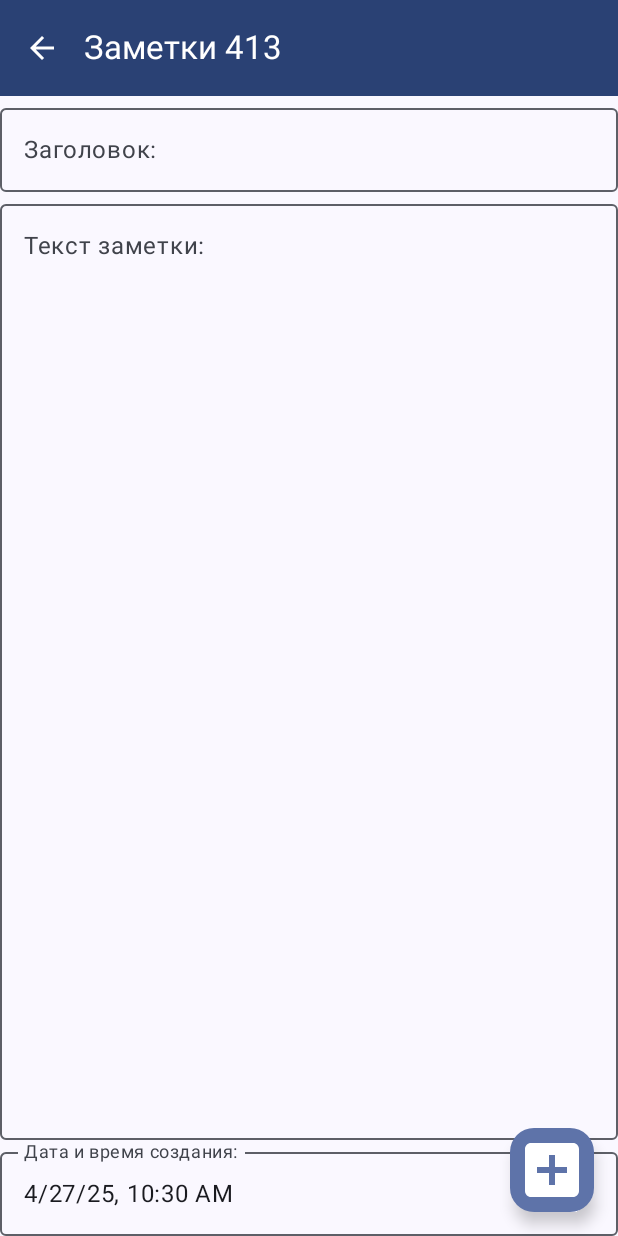
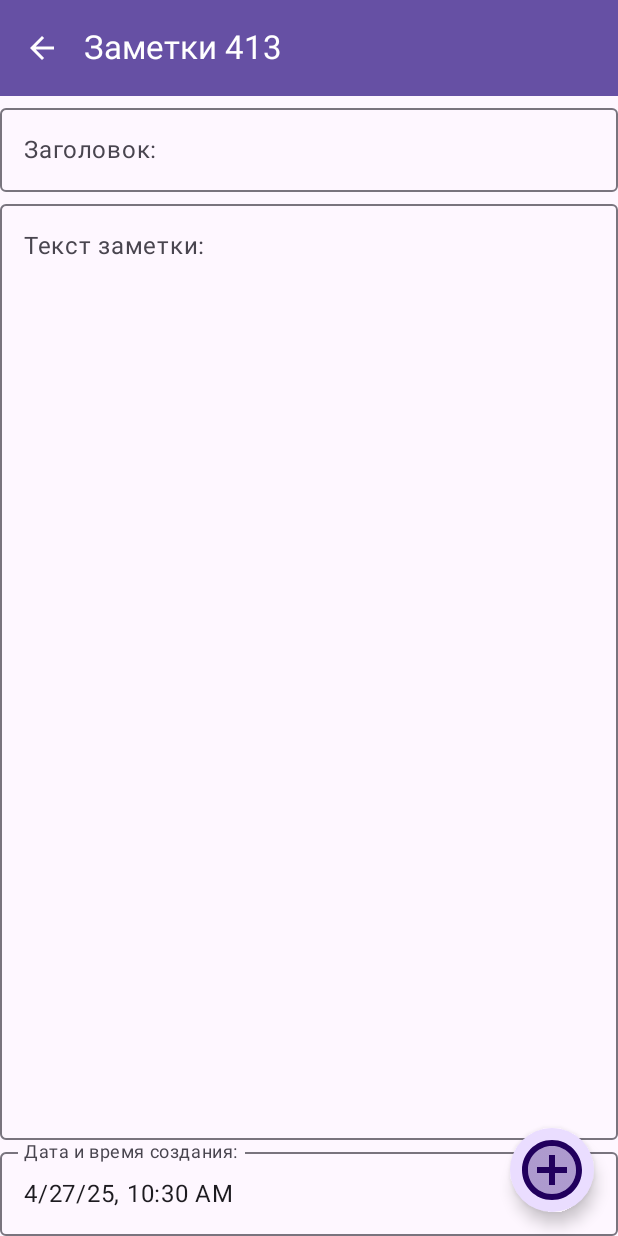
Before and after one commit to Smak80/Notes2025, an Android app built with Jetpack Compose: the screen it shows after launch (MainActivity), after a tap on "Добавить заметку", on a phone screen of 412 x 824 dp. Run offline under Robolectric (Android 15) with nearby library versions, the phone set to English and light mode, and no system bars.

Commit message:
Выделение отдельных функций для основных элементов активности

```diff
--- a/app/build.gradle.kts
+++ b/app/build.gradle.kts
@@ -7,12 +7,12 @@ plugins {
 
 android {
     namespace = "ru.smak.notes2025"
-    compileSdk = 35
+    compileSdk = 36
 
     defaultConfig {
         applicationId = "ru.smak.notes2025"
         minSdk = 29
-        targetSdk = 35
+        targetSdk = 36
         versionCode = 1
         versionName = "1.0"
 
@@ -29,11 +29,11 @@ android {
         }
     }
     compileOptions {
-        sourceCompatibility = JavaVersion.VERSION_11
-        targetCompatibility = JavaVersion.VERSION_11
+        sourceCompatibility = JavaVersion.VERSION_22
+        targetCompatibility = JavaVersion.VERSION_22
     }
     kotlinOptions {
-        jvmTarget = "11"
+        jvmTarget = "22"
     }
     buildFeatures {
         compose = true
--- a/app/src/main/java/ru/smak/notes2025/MainActivity.kt
+++ b/app/src/main/java/ru/smak/notes2025/MainActivity.kt
@@ -8,11 +8,13 @@ import androidx.activity.viewModels
 import androidx.compose.foundation.layout.Column
 import androidx.compose.foundation.layout.fillMaxSize
 import androidx.compose.foundation.layout.padding
+import androidx.compose.foundation.shape.RoundedCornerShape
 import androidx.compose.material3.ExperimentalMaterial3Api
 import androidx.compose.material3.FabPosition
 import androidx.compose.material3.FloatingActionButton
 import androidx.compose.material3.Icon
 import androidx.compose.material3.IconButton
+import androidx.compose.material3.LargeFloatingActionButton
 import androidx.compose.material3.MaterialTheme
 import androidx.compose.material3.Scaffold
 import androidx.compose.material3.Text
@@ -40,8 +42,20 @@ class MainActivity : ComponentActivity() {
             Notes2025Theme {
                 Scaffold(
                     modifier = Modifier.fillMaxSize(),
-                    topBar = {
+                    topBar = { Header() },
+                    floatingActionButton = { AddNoteButton() },
+                ) { innerPadding ->
+                    MainContent(modifier = Modifier.padding(innerPadding))
+                }
+            }
+        }
+    }
+
+    @OptIn(ExperimentalMaterial3Api::class)
+    @Composable
+    private fun Header(modifier: Modifier = Modifier){
         TopAppBar(
+            modifier = modifier,
             title = { Text(stringResource(R.string.main_title)) },
             navigationIcon = {
                 if (viewModel.currentView == ViewType.EDIT_MODE) {
@@ -61,19 +75,11 @@ class MainActivity : ComponentActivity() {
                 navigationIconContentColor = MaterialTheme.colorScheme.onPrimary
             )
         )
-                    },
-                    floatingActionButton = {
-                        FloatingActionButton(onClick = {
-                            viewModel.addNote()
-                        }) {
-                            Icon(
-                                painterResource(R.drawable.baseline_add_box_48),
-                                contentDescription = stringResource(R.string.add_note),
-                            )
     }
-                    },
-                ) { innerPadding ->
-                    Column(modifier = Modifier.padding(innerPadding)) {
+
+    @Composable
+    private fun MainContent(modifier: Modifier = Modifier){
+        Column(modifier = modifier) {
             when (viewModel.currentView) {
                 ViewType.LIST_MODE -> NoteList(
                     viewModel.notes,
@@ -92,7 +98,20 @@ class MainActivity : ComponentActivity() {
             }
         }
     }
+
+    @Composable
+    private fun AddNoteButton(modifier: Modifier = Modifier){
+        FloatingActionButton(
+            onClick = {
+                viewModel.addNote()
+            },
+            modifier = modifier,
+            shape = RoundedCornerShape(100),
+        ) {
+            Icon(
+                painterResource(R.drawable.twotone_add_circle_48),
+                contentDescription = stringResource(R.string.add_note),
+            )
         }
     }
 }
-}
--- a/app/src/main/java/ru/smak/notes2025/ui/theme/Color.kt
+++ b/app/src/main/java/ru/smak/notes2025/ui/theme/Color.kt
@@ -11,3 +11,4 @@ val PurpleGrey40 = Color(0xFF625b71)
 val Pink40 = Color(0xFF7D5260)
 
 val Red = Color(0xFFCF0000)
+val Green = Color(0xFF00CF00)
--- a/app/src/main/java/ru/smak/notes2025/ui/theme/Theme.kt
+++ b/app/src/main/java/ru/smak/notes2025/ui/theme/Theme.kt
@@ -14,14 +14,14 @@ import androidx.compose.ui.platform.LocalContext
 private val DarkColorScheme = darkColorScheme(
     primary = Purple80,
     secondary = PurpleGrey80,
-    tertiary = Pink80,
+    tertiary = Green,
     error = Red,
 )
 
 private val LightColorScheme = lightColorScheme(
     primary = Purple40,
     secondary = PurpleGrey40,
-    tertiary = Pink40,
+    tertiary = Green,
     error = Red,
 
     /* Other default colors to override
@@ -39,7 +39,7 @@ private val LightColorScheme = lightColorScheme(
 fun Notes2025Theme(
     darkTheme: Boolean = isSystemInDarkTheme(),
     // Dynamic color is available on Android 12+
-    dynamicColor: Boolean = true,
+    dynamicColor: Boolean = false,
     content: @Composable () -> Unit
 ) {
     val colorScheme = when {
--- /dev/null
+++ b/app/src/main/res/drawable/twotone_add_circle_48.xml
@@ -0,0 +1,7 @@
+<vector xmlns:android="http://schemas.android.com/apk/res/android" android:height="48dp" android:tint="#000000" android:viewportHeight="24" android:viewportWidth="24" android:width="48dp">
+
+    <path android:fillAlpha="0.3" android:fillColor="@android:color/white" android:pathData="M12,4c-4.41,0 -8,3.59 -8,8s3.59,8 8,8 8,-3.59 8,-8 -3.59,-8 -8,-8zM17,13h-4v4h-2v-4L7,13v-2h4L11,7h2v4h4v2z" android:strokeAlpha="0.3"/>
+
+    <path android:fillColor="@android:color/white" android:pathData="M13,7h-2v4L7,11v2h4v4h2v-4h4v-2h-4zM12,2C6.48,2 2,6.48 2,12s4.48,10 10,10 10,-4.48 10,-10S17.52,2 12,2zM12,20c-4.41,0 -8,-3.59 -8,-8s3.59,-8 8,-8 8,3.59 8,8 -3.59,8 -8,8z"/>
+
+</vector>
--- a/gradle/libs.versions.toml
+++ b/gradle/libs.versions.toml
@@ -7,9 +7,9 @@ junitVersion = "1.2.1"
 espressoCore = "3.6.1"
 lifecycleRuntimeKtx = "2.8.7"
 activityCompose = "1.10.1"
-composeBom = "2025.04.00"
+composeBom = "2025.04.01"
 ksp = "2.1.20-1.0.32"
-roomRuntime = "2.7.0"
+roomRuntime = "2.7.1"
 
 [libraries]
 androidx-core-ktx = { group = "androidx.core", name = "core-ktx", version.ref = "coreKtx" }
```
Also changed, not shown: gradle/wrapper/gradle-wrapper.properties. Lines whose indentation alone changed are shown as unchanged.
